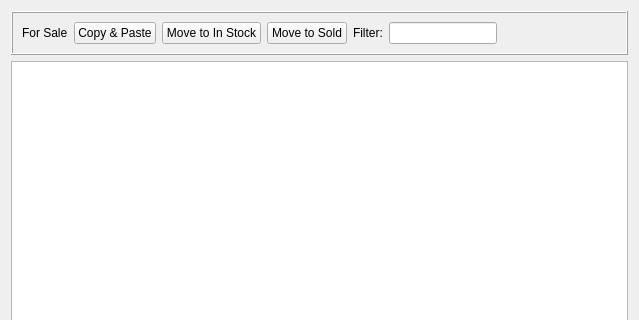
Above: src/Applications/BrickMoneyDesktop/src/ForSale.ui from tlaemmlein/BrickMoney before the change; both pictures show x 0 to 639 and y 0 to 320 of the 639 by 484 pixel window. Below: the same form after it.
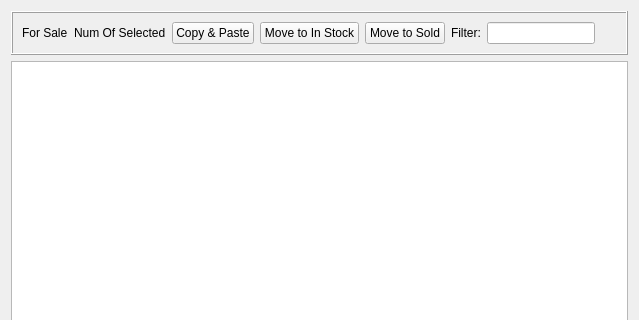
That is the form after the change.

Commit message: Show the number of selected LegoSet's

Diff of the .ui file:
```diff
--- a/src/Applications/BrickMoneyDesktop/src/ForSale.ui
+++ b/src/Applications/BrickMoneyDesktop/src/ForSale.ui
@@ -30,6 +30,13 @@
         </property>
        </widget>
       </item>
+      <item>
+       <widget class="QLabel" name="numOfSelectedLabel">
+        <property name="text">
+         <string>Num Of Selected</string>
+        </property>
+       </widget>
+      </item>
       <item>
        <widget class="QPushButton" name="copyAndPastePushButton">
         <property name="text">
```
The commit also changes 9 other files.
